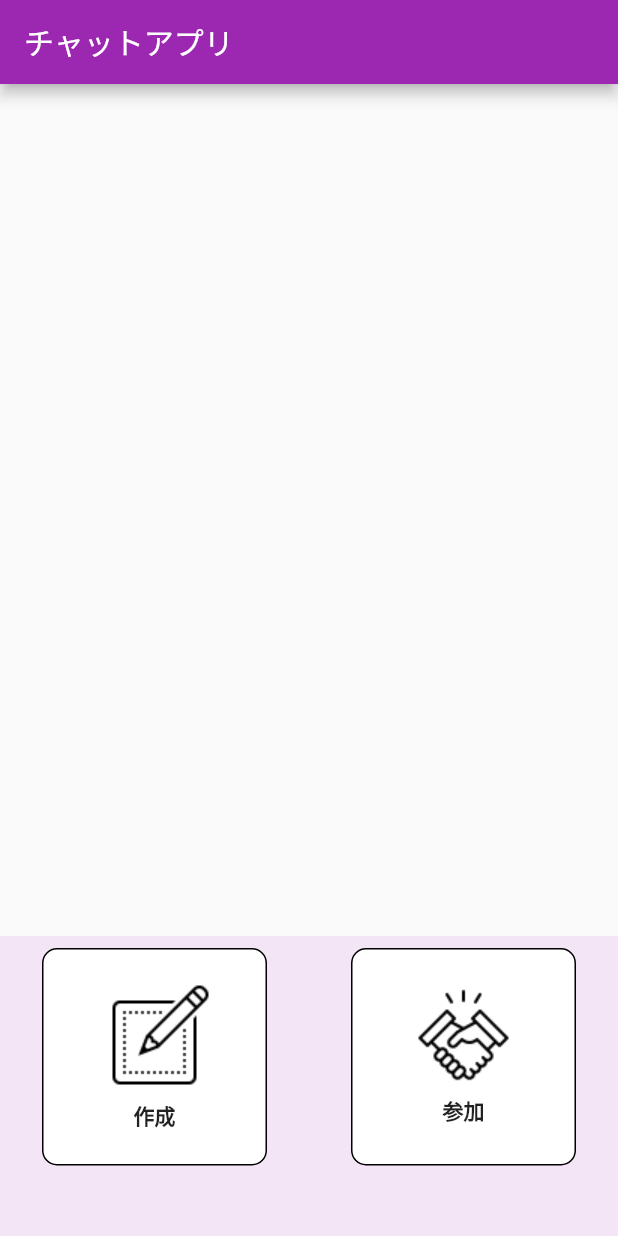
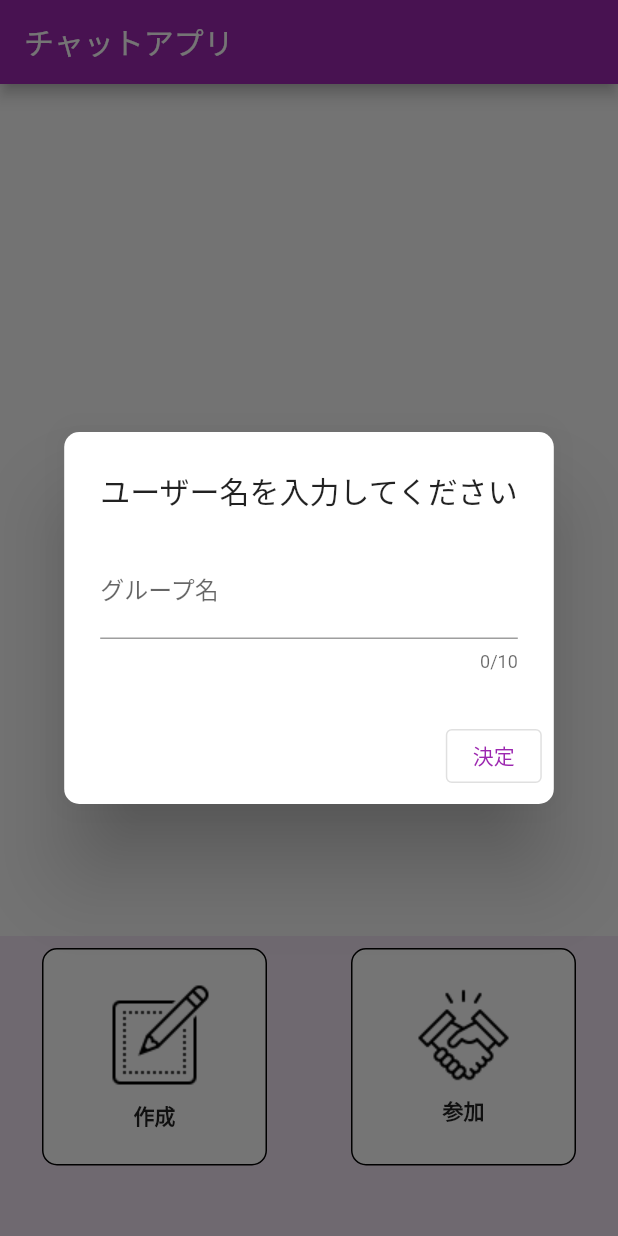
Before and after one commit to popmans/chat_app, a Flutter app: the screen it shows after launch, on a phone screen of 412 x 824 dp. Run offline on Flutter 3.47's test engine with Material 2 defaults, Android fonts, the phone set to English and light mode, and no system bars; our stand-ins replace cloud_firestore, firebase_core, shared_preferences; accounts and stored records are empty.

Commit message:
ユーザ名登録

```diff
--- a/lib/pages/top_page.dart
+++ b/lib/pages/top_page.dart
@@ -19,9 +19,10 @@ class _TopPageState extends State<TopPage> {
   @override
   void initState() {
     super.initState();
-    WidgetsBinding.instance.addPostFrameCallback((_) {
-      if (SharedPrefs.fetchDoneOpen()) {
-        showDialog(
+    WidgetsBinding.instance.addPostFrameCallback((_) async {
+      if (!SharedPrefs.fetchDoneOpen()) {
+        print('pass3');
+        await showDialog(
           context: context,
           barrierDismissible: false,
           builder: (_) {
@@ -206,7 +207,9 @@ class _TopPageState extends State<TopPage> {
                                                                     10.0))),
                                                     title: Text(
                                                         "グループ名とパスワードを入力してください"),
-                                                    content: Column(
+                                                    content: SizedBox(
+                                                      height: 200,
+                                                      child: Column(
                                                         children: [
                                                           TextField(
                                                             controller:
@@ -215,15 +218,16 @@ class _TopPageState extends State<TopPage> {
                                                             // 入力数
                                                             maxLength: 15,
                                                             style: TextStyle(
-                                                              color:
-                                                                  Colors.black),
+                                                                color: Colors
+                                                                    .black),
                                                             obscureText: false,
                                                             maxLines: 1,
                                                             decoration:
                                                                 const InputDecoration(
                                                               hintText:
                                                                   'グループ名を入力してください',
-                                                            labelText: 'グループ名',
+                                                              labelText:
+                                                                  'グループ名',
                                                             ),
                                                           ),
                                                           TextField(
@@ -233,18 +237,20 @@ class _TopPageState extends State<TopPage> {
                                                             // 入力数
                                                             maxLength: 10,
                                                             style: TextStyle(
-                                                              color:
-                                                                  Colors.black),
+                                                                color: Colors
+                                                                    .black),
                                                             obscureText: false,
                                                             maxLines: 1,
                                                             decoration:
                                                                 const InputDecoration(
                                                               hintText:
                                                                   'パスワードを入力してください',
-                                                            labelText: 'パスワード',
+                                                              labelText:
+                                                                  'パスワード',
                                                             ),
                                                           ),
                                                         ],
+                                                      ),
                                                     ),
                                                     actions: [
                                                       OutlinedButton(
@@ -326,133 +332,6 @@ class _TopPageState extends State<TopPage> {
               } else {
                 return const Center(child: CircularProgressIndicator());
               }
-            })
-        /*
-      body: Center(
-          child: Column(
-              mainAxisAlignment: MainAxisAlignment.spaceAround,
-              children: <Widget>[
-            Container(
-              height: 70,
-              width: 360,
-              decoration: BoxDecoration(
-                  color: Colors.white, border: Border.all(width: 1)),
-              child: Padding(
-                padding: const EdgeInsets.only(left: 8.0, top: 4),
-                child: Text(
-                  '新規グループ作成',
-                  style: TextStyle(fontSize: 25, fontWeight: FontWeight.bold),
-                ),
-              ),
-              alignment: Alignment.centerLeft,
-            ),
-            Container(
-                height: 70,
-                width: 360,
-                decoration: BoxDecoration(
-                    color: Colors.white, border: Border.all(width: 1)),
-                child: Column(
-                  children: [
-                    Padding(
-                      padding: const EdgeInsets.only(left: 8.0, top: 15),
-                      child: RichText(
-                        text: const TextSpan(
-                            style: TextStyle(
-                              color: Colors.black,
-                              fontSize: 25,
-                              fontWeight: FontWeight.bold,
-                            ),
-                            children: [
-                              TextSpan(
-                                  text: 'グループID',
-                                  style: TextStyle(color: Colors.red)),
-                              TextSpan(text: '入力')
-                            ]),
-                      ),
-                    ),
-                  ],
-                ),
-                alignment: Alignment.centerLeft),
-          ])),
-      */
-        /*
-      body: StreamBuilder<QuerySnapshot>(
-          stream: RoomFirestore.joinedRoomSnapshot,
-          builder: (context, streamSnapshot) {
-            if (streamSnapshot.hasData) {
-              return FutureBuilder<List<TalkRoom>?>(
-                  future: RoomFirestore.fetchJoinedRooms(streamSnapshot.data!),
-                  builder: (context, futureSnapshot) {
-                    if (futureSnapshot.connectionState ==
-                        ConnectionState.waiting) {
-                      return const Center(child: CircularProgressIndicator());
-                    } else {
-                      if (futureSnapshot.hasData) {
-                        List<TalkRoom> talkRooms = futureSnapshot.data!;
-                        return ListView.builder(
-                            itemCount: talkRooms.length,
-                            itemBuilder: (context, index) {
-                              return InkWell(
-                                onTap: () {
-                                  Navigator.push(
-                                      context,
-                                      MaterialPageRoute(
-                                          builder: (context) =>
-                                              TalkRoomPage(talkRooms[index])));
-                                },
-                                child: SizedBox(
-                                  height: 70,
-                                  child: Row(
-                                    children: [
-                                      Padding(
-                                        padding: const EdgeInsets.symmetric(
-                                            horizontal: 8.0),
-                                        child: CircleAvatar(
-                                          radius: 30,
-                                          backgroundImage: talkRooms[index]
-                                                      .talkUser
-                                                      .imagePath ==
-                                                  null
-                                              ? null
-                                              : NetworkImage(talkRooms[index]
-                                                  .talkUser
-                                                  .imagePath!),
-                                        ),
-                                      ),
-                                      Column(
-                                        crossAxisAlignment:
-                                            CrossAxisAlignment.start,
-                                        mainAxisAlignment:
-                                            MainAxisAlignment.center,
-                                        children: [
-                                          Text(
-                                            talkRooms[index].talkUser.name,
-                                            style: const TextStyle(
-                                                fontSize: 16,
-                                                fontWeight: FontWeight.bold),
-                                          ),
-                                          Text(
-                                            talkRooms[index].lastMessage ?? '',
-                                            style: const TextStyle(
-                                                color: Colors.grey),
-                                          ),
-                                        ],
-                                      )
-                                    ],
-                                  ),
-                                ),
-                              );
-                            });
-                      } else {
-                        return const Center(child: Text('トークルームの取得に失敗しました'));
+            }));
   }
 }
-                  });
-            } else {
-              return const Center(child: CircularProgressIndicator());
-            }
-          }),
-       */
-        );
-  }
-}
```
Lines whose indentation alone changed are shown as unchanged.
